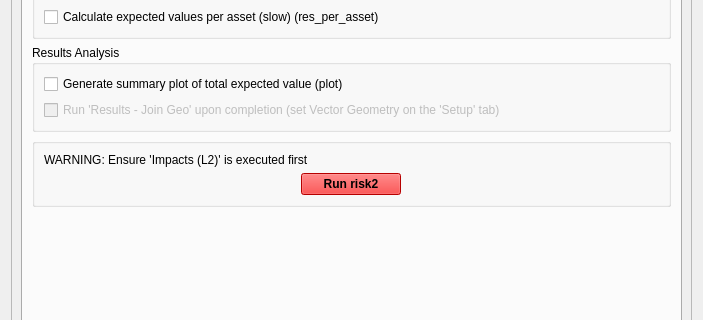
Above: canflood/model/model.ui from NRCan/CanFlood before the change; both pictures show x 0 to 703 and y 98 to 418 of the 703 by 897 pixel window. Below: the same form after it.
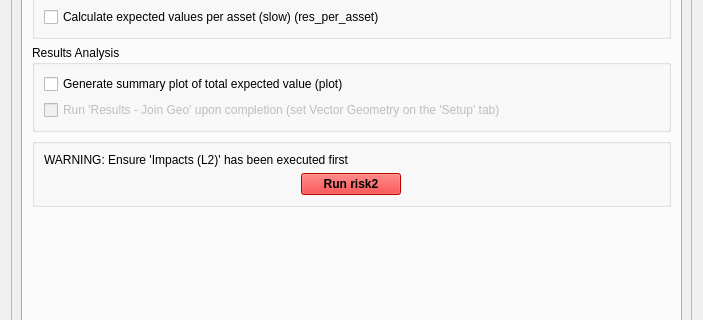
That is the form after the change. The open tabs and pages were chosen to show the change. Icons and pictures are not drawn. Custom widgets are drawn as their Qt base class.

Diff of the .ui file:
```diff
--- a/canflood/model/model.ui
+++ b/canflood/model/model.ui
@@ -1413,7 +1413,7 @@
               <item>
                <widget class="QLabel" name="label_7">
                 <property name="text">
-                 <string>WARNING: Ensure 'Impacts (L2)' is executed first</string>
+                 <string>WARNING: Ensure 'Impacts (L2)' has been executed first</string>
                 </property>
                </widget>
               </item>
```
